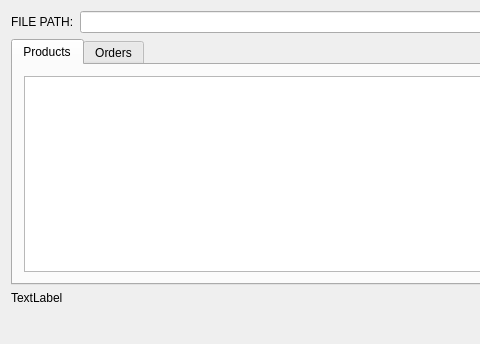
drWebber/MySql-LOAD-DATA-INFILE-by-Qt, file mainwindow.ui: the form before one commit; both pictures show x 0 to 480 and y 0 to 344 of the 757 by 344 pixel window.
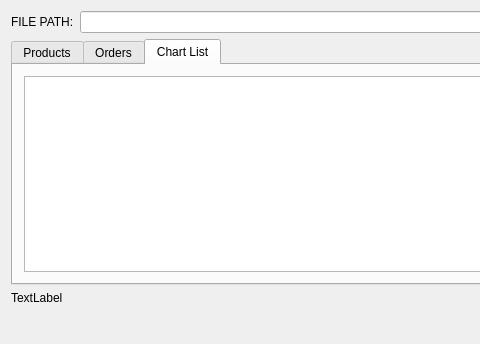
The form after the commit. The open tabs and pages were chosen to show the change.

What changed in the file:
```diff
--- a/mainwindow.ui
+++ b/mainwindow.ui
@@ -40,6 +40,16 @@
         </item>
        </layout>
       </widget>
+      <widget class="QWidget" name="tab_3">
+       <attribute name="title">
+        <string>Chart List</string>
+       </attribute>
+       <layout class="QGridLayout" name="gridLayout_4">
+        <item row="0" column="0">
+         <widget class="QTableView" name="tbvChartList"/>
+        </item>
+       </layout>
+      </widget>
      </widget>
     </item>
     <item row="0" column="0">
```
